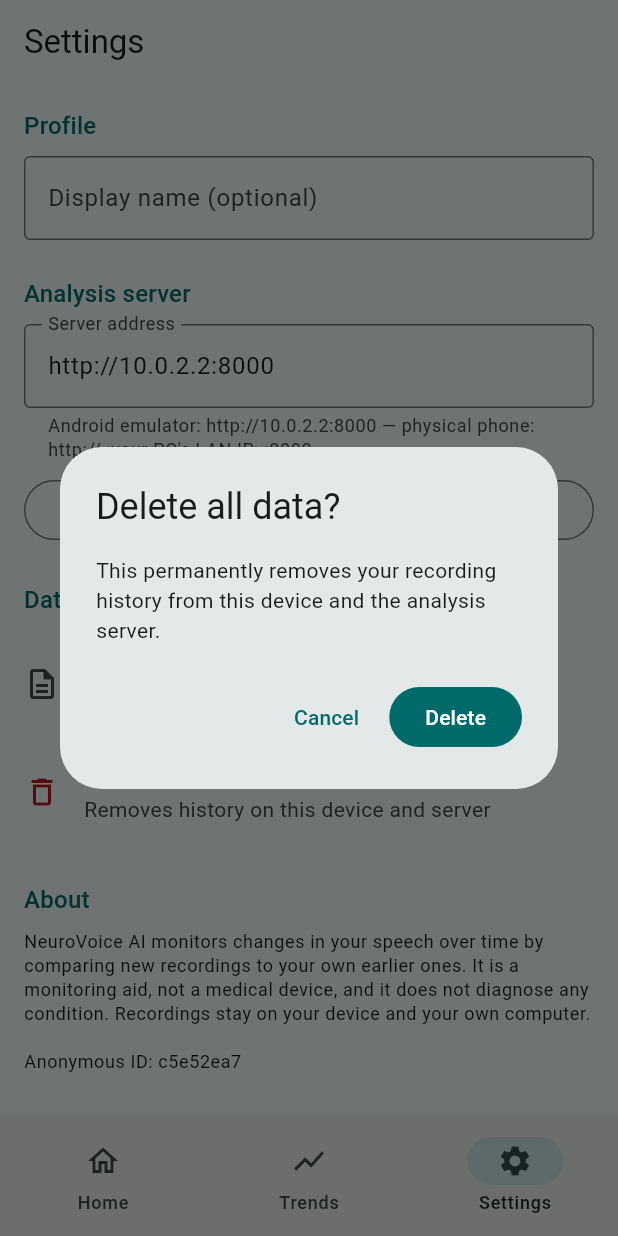
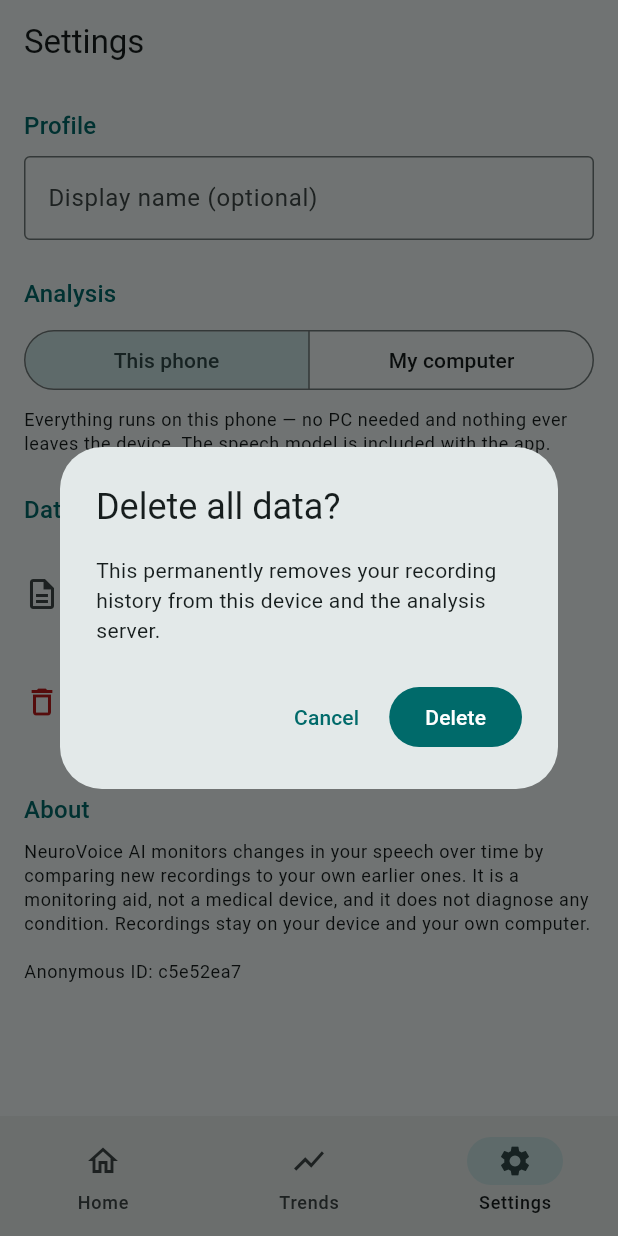
Before and after one commit to JaukG9/voice-health, a Flutter app: the screen it shows after launch, item 3 of the bottom bar chosen, after a tap on "Delete all data", on a phone screen of 412 x 824 dp. Run offline on Flutter 3.47's test engine with Material 3 defaults, Android fonts, the phone set to English and light mode, and no system bars; our stand-ins replace fl_chart, shared_preferences; missing offline and left inert: fftea, record, whisper_ggml.

Commit message:
dashboard and UI fixes for the new backend integration

```diff
--- a/voice_health/lib/screens/settings_screen.dart
+++ b/voice_health/lib/screens/settings_screen.dart
@@ -35,6 +35,13 @@
 
   @override
   Widget build(BuildContext context) {
+    return ListenableBuilder(
+      listenable: AppStore.instance,
+      builder: (context, _) => _buildSettings(context),
+    );
+  }
+
+  Widget _buildSettings(BuildContext context) {
     final store = AppStore.instance;
     return Scaffold(
       appBar: AppBar(title: const Text('Settings')),
@@ -51,7 +58,29 @@
             onChanged: store.setDisplayName,
           ),
           const SizedBox(height: 24),
-          _sectionTitle(context, 'Analysis server'),
+          _sectionTitle(context, 'Analysis'),
+          SegmentedButton<String>(
+            showSelectedIcon: false,
+            segments: const [
+              ButtonSegment(value: 'device', label: Text('This phone')),
+              ButtonSegment(value: 'server', label: Text('My computer')),
+            ],
+            selected: {store.analysisMode},
+            onSelectionChanged: (selection) =>
+                store.setAnalysisMode(selection.first),
+          ),
+          const SizedBox(height: 8),
+          Text(
+            store.analysisMode == 'device'
+                ? 'Everything runs on this phone — no PC needed and nothing '
+                    'ever leaves the device. The speech model is included '
+                    'with the app.'
+                : 'Recordings are sent to the NeuroVoice backend running on '
+                    'your own computer for analysis.',
+            style: Theme.of(context).textTheme.bodySmall,
+          ),
+          if (store.analysisMode == 'server') ...[
+            const SizedBox(height: 16),
             TextField(
               controller: _serverController,
               keyboardType: TextInputType.url,
@@ -70,6 +99,7 @@
               icon: const Icon(Icons.wifi_tethering),
               label: Text(_testing ? 'Testing…' : 'Test connection'),
             ),
+          ],
           const SizedBox(height: 24),
           _sectionTitle(context, 'Data'),
           ListTile(
@@ -158,7 +188,9 @@
       ),
     );
     if (confirmed != true) return;
+    if (AppStore.instance.analysisMode == 'server') {
       await _api.deleteServerHistory();
+    }
     await AppStore.instance.clearHistory();
     if (!mounted) return;
     ScaffoldMessenger.of(context).showSnackBar(
--- a/voice_health/lib/services/app_store.dart
+++ b/voice_health/lib/services/app_store.dart
@@ -17,48 +17,72 @@
   static final AppStore instance = AppStore._();
 
   late SharedPreferences _prefs;
-  late File _historyFile;
+  File? _historyFile;
   List<AnalysisResult> history = [];
+
+  // Settings live in memory (instant reads/writes for the UI) and are
+  // persisted to SharedPreferences in the background.
+  late String _userId;
+  var _displayName = '';
+  var _analysisMode = 'device';
+  var _serverUrl = 'http://10.0.2.2:8000';
 
   Future<void> init() async {
     _prefs = await SharedPreferences.getInstance();
-    if (_prefs.getString('userId') == null) {
+    var userId = _prefs.getString('userId');
+    if (userId == null) {
       final random = Random.secure();
-      final id =
+      userId =
           List.generate(32, (_) => random.nextInt(16).toRadixString(16)).join();
-      await _prefs.setString('userId', id);
+      await _prefs.setString('userId', userId);
     }
-    final dir = await getApplicationDocumentsDirectory();
-    _historyFile = File('${dir.path}/history.json');
-    if (await _historyFile.exists()) {
-      try {
-        final list = jsonDecode(await _historyFile.readAsString()) as List;
+    _userId = userId;
+    _displayName = _prefs.getString('displayName') ?? _displayName;
+    _analysisMode = _prefs.getString('analysisMode') ?? _analysisMode;
+    _serverUrl = _prefs.getString('serverUrl') ?? _serverUrl;
+
+    try {
+      final dir = await getApplicationDocumentsDirectory();
+      _historyFile = File('${dir.path}/history.json');
+      if (await _historyFile!.exists()) {
+        final list = jsonDecode(await _historyFile!.readAsString()) as List;
         history = list
             .map((e) => AnalysisResult.fromJson(e as Map<String, dynamic>))
             .toList();
-      } catch (_) {
-        history = [];
       }
+    } catch (_) {
+      // No documents directory (tests) or corrupt file — start empty.
+      history = [];
     }
   }
 
   // ---- Profile & settings ----
 
-  String get userId => _prefs.getString('userId')!;
+  String get userId => _userId;
 
-  String get displayName => _prefs.getString('displayName') ?? '';
+  String get displayName => _displayName;
   Future<void> setDisplayName(String value) async {
-    await _prefs.setString('displayName', value.trim());
+    _displayName = value.trim();
     notifyListeners();
+    await _prefs.setString('displayName', _displayName);
+  }
+
+  /// Where analysis happens: 'device' (fully on the phone, no PC needed)
+  /// or 'server' (the FastAPI backend).
+  String get analysisMode => _analysisMode;
+  Future<void> setAnalysisMode(String value) async {
+    _analysisMode = value;
+    notifyListeners();
+    await _prefs.setString('analysisMode', value);
   }
 
   /// Address of the FastAPI backend. `10.0.2.2` reaches the host machine
   /// from the Android emulator; use your PC's LAN IP on a physical phone.
-  String get serverUrl =>
-      _prefs.getString('serverUrl') ?? 'http://10.0.2.2:8000';
+  String get serverUrl => _serverUrl;
   Future<void> setServerUrl(String value) async {
-    await _prefs.setString('serverUrl', value.trim());
+    _serverUrl = value.trim();
     notifyListeners();
+    await _prefs.setString('serverUrl', _serverUrl);
   }
 
   // ---- History ----
@@ -76,8 +100,8 @@
     notifyListeners();
   }
 
-  Future<void> _save() => _historyFile
-      .writeAsString(jsonEncode(history.map((r) => r.toJson()).toList()));
+  Future<void> _save() async => _historyFile
+      ?.writeAsString(jsonEncode(history.map((r) => r.toJson()).toList()));
 
   // ---- Derived dashboard stats ----
 
```
Also changed, not shown: voice_health/lib/screens/record_screen.dart (+33 -7 lines), 1 other file. Lines whose indentation alone changed are shown as unchanged.
